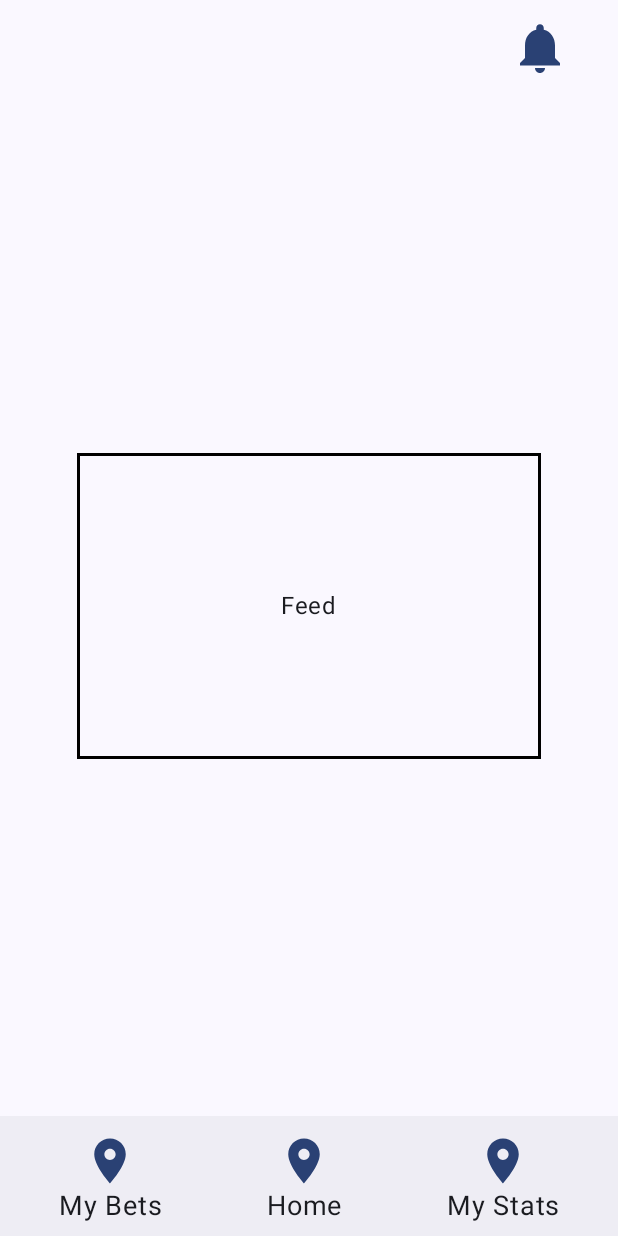
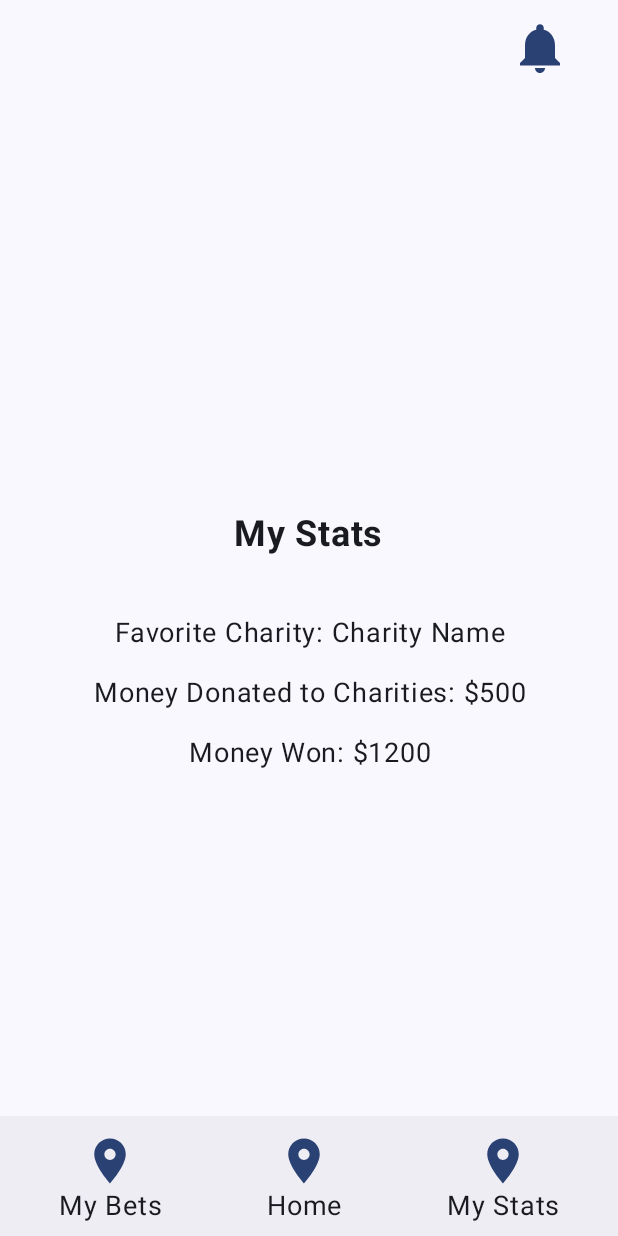
Before and after one commit to ludaChris2023/Hackathon2025, an Android app built with Jetpack Compose: the screen it shows after launch (MainActivity), on a phone screen of 412 x 824 dp. Run offline under Robolectric (Android 15) with nearby library versions, the phone set to English and light mode, and no system bars.

Commit message:
Update StatsScreen - items and  positions starting

```diff
--- a/app/src/main/java/com/example/hackathon2025/MainActivity.kt
+++ b/app/src/main/java/com/example/hackathon2025/MainActivity.kt
@@ -17,7 +17,7 @@ class MainActivity : ComponentActivity() {
         setContent {
             Hackathon2025Theme {
                 // Start the app with the PhoneNumberInputScreen
-                FeedScreen()
+                StatsScreen()
             }
         }
     }
--- /dev/null
+++ b/app/src/main/java/com/example/hackathon2025/ui/theme/StatsScreen.kt
@@ -0,0 +1,100 @@
+package com.example.hackathon2025
+
+import androidx.compose.foundation.layout.*
+import androidx.compose.material.icons.Icons
+import androidx.compose.material.icons.filled.Notifications
+import androidx.compose.material.icons.filled.Place
+import androidx.compose.material3.*
+import androidx.compose.runtime.Composable
+import androidx.compose.ui.Alignment
+import androidx.compose.ui.Modifier
+import androidx.compose.ui.unit.dp
+import androidx.compose.ui.unit.sp
+import androidx.compose.ui.graphics.Color
+import androidx.compose.ui.text.font.FontWeight
+import androidx.compose.ui.text.style.TextAlign
+
+// Import BottomNavItem from FeedScreen
+import com.example.hackathon2025.BottomNavItem
+
+@OptIn(ExperimentalMaterial3Api::class)
+@Composable
+fun StatsScreen() {
+    Scaffold(
+        topBar = {
+            TopAppBar(
+                title = {},
+                actions = {
+                    IconButton(
+                        onClick = { /* Handle click */ },
+                        modifier = Modifier.padding(end = 24.dp) // move it more to the left
+                    ) {
+                        Icon(
+                            imageVector = Icons.Default.Notifications,
+                            contentDescription = "Notifications",
+                            modifier = Modifier.size(48.dp), // double the default 24.dp size
+                            tint = MaterialTheme.colorScheme.primary
+                        )
+                    }
+                }
+            )
+        },
+        bottomBar = {
+            BottomAppBar {
+                Row(
+                    modifier = Modifier
+                        .fillMaxWidth()
+                        .padding(vertical = 8.dp),
+                    horizontalArrangement = Arrangement.SpaceAround,
+                    verticalAlignment = Alignment.CenterVertically
+                ) {
+                    BottomNavItem(label = "My Bets")
+                    BottomNavItem(label = "Home")
+                    BottomNavItem(label = "My Stats")
+                }
+            }
+        }
+    ) { innerPadding ->
+        // Content of the Stats Screen
+        Box(
+            modifier = Modifier
+                .fillMaxSize()
+                .padding(innerPadding),
+            contentAlignment = Alignment.Center
+        ) {
+            Column(
+                horizontalAlignment = Alignment.CenterHorizontally,
+                modifier = Modifier
+                    .fillMaxWidth()
+                    .padding(top = 56.dp) // To adjust below the notification bell
+            ) {
+                // Stats Title
+                Text(
+                    text = "My Stats",
+                    fontSize = 24.sp,
+                    fontWeight = FontWeight.Bold, // Make the title bold
+                    modifier = Modifier.padding(bottom = 32.dp)
+                )
+
+                // Stats List
+                StatItem("Favorite Charity", "Charity Name")
+                StatItem("Money Donated to Charities", "$500")
+                StatItem("Money Won", "$1200")
+            }
+        }
+    }
+}
+
+@Composable
+fun StatItem(label: String, value: String) {
+    Column(
+        horizontalAlignment = Alignment.CenterHorizontally,
+        modifier = Modifier.padding(vertical = 8.dp)
+    ) {
+        Text(
+            text = "$label: $value",
+            fontSize = 18.sp,
+            textAlign = TextAlign.Center
+        )
+    }
+}
```
